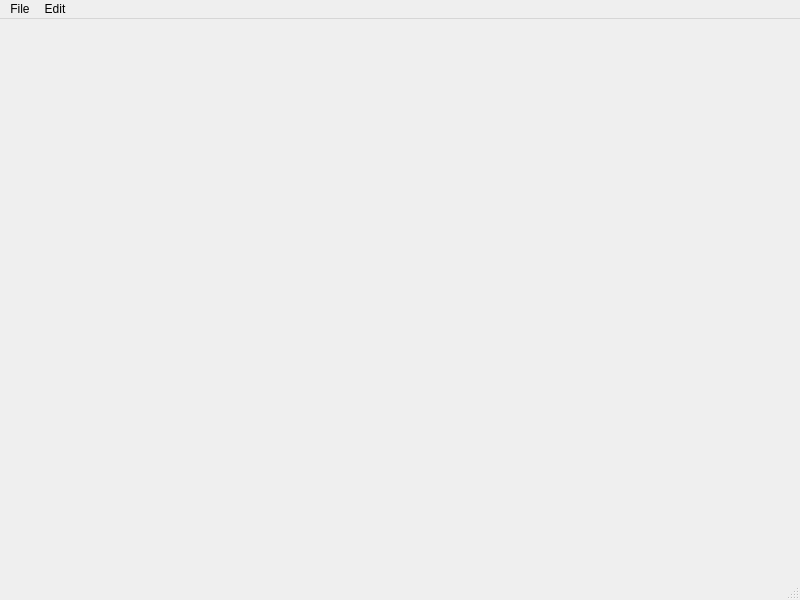
Above: src/mainwindow.ui from ohwgiles/aristed before the change. Below: the same form after it.
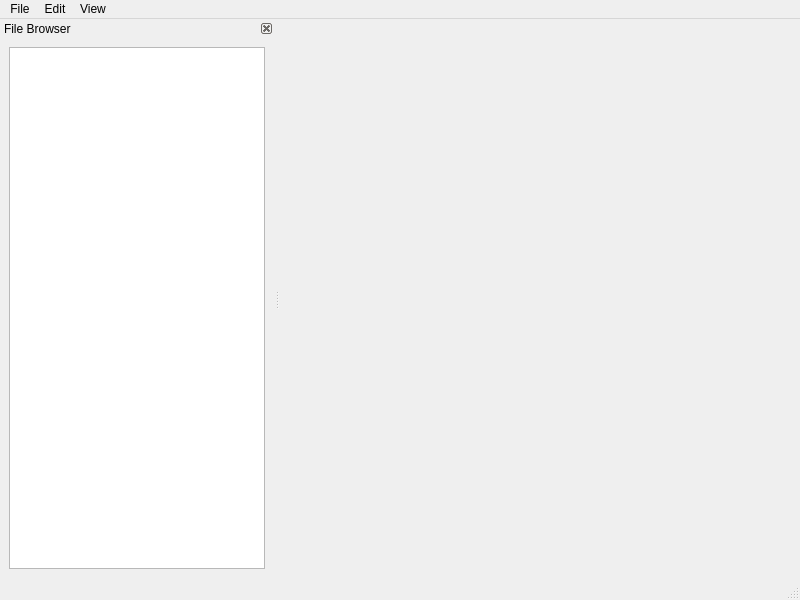
That is the form after the change.

```diff
--- a/src/mainwindow.ui
+++ b/src/mainwindow.ui
@@ -20,7 +20,7 @@
      <x>0</x>
      <y>0</y>
      <width>800</width>
-     <height>22</height>
+     <height>28</height>
     </rect>
    </property>
    <widget class="QMenu" name="menuFile">
@@ -55,10 +55,38 @@
     <addaction name="separator"/>
     <addaction name="actionSelect_All"/>
    </widget>
+   <widget class="QMenu" name="menuView">
+    <property name="title">
+     <string>View</string>
+    </property>
+    <addaction name="actionShow_File_Manager"/>
+   </widget>
    <addaction name="menuFile"/>
    <addaction name="menuEdit"/>
+   <addaction name="menuView"/>
   </widget>
   <widget class="QStatusBar" name="statusbar"/>
+  <widget class="QDockWidget" name="fileTree">
+   <property name="features">
+    <set>QDockWidget::DockWidgetClosable</set>
+   </property>
+   <property name="allowedAreas">
+    <set>Qt::LeftDockWidgetArea</set>
+   </property>
+   <property name="windowTitle">
+    <string>File Browser</string>
+   </property>
+   <attribute name="dockWidgetArea">
+    <number>1</number>
+   </attribute>
+   <widget class="QWidget" name="dockWidgetContents">
+    <layout class="QVBoxLayout" name="verticalLayout">
+     <item>
+      <widget class="QTreeView" name="fileView"/>
+     </item>
+    </layout>
+   </widget>
+  </widget>
   <action name="actionNew">
    <property name="text">
     <string>New</string>
```
Left out of the diff: 12 changed lines with no effect on the pictures.
